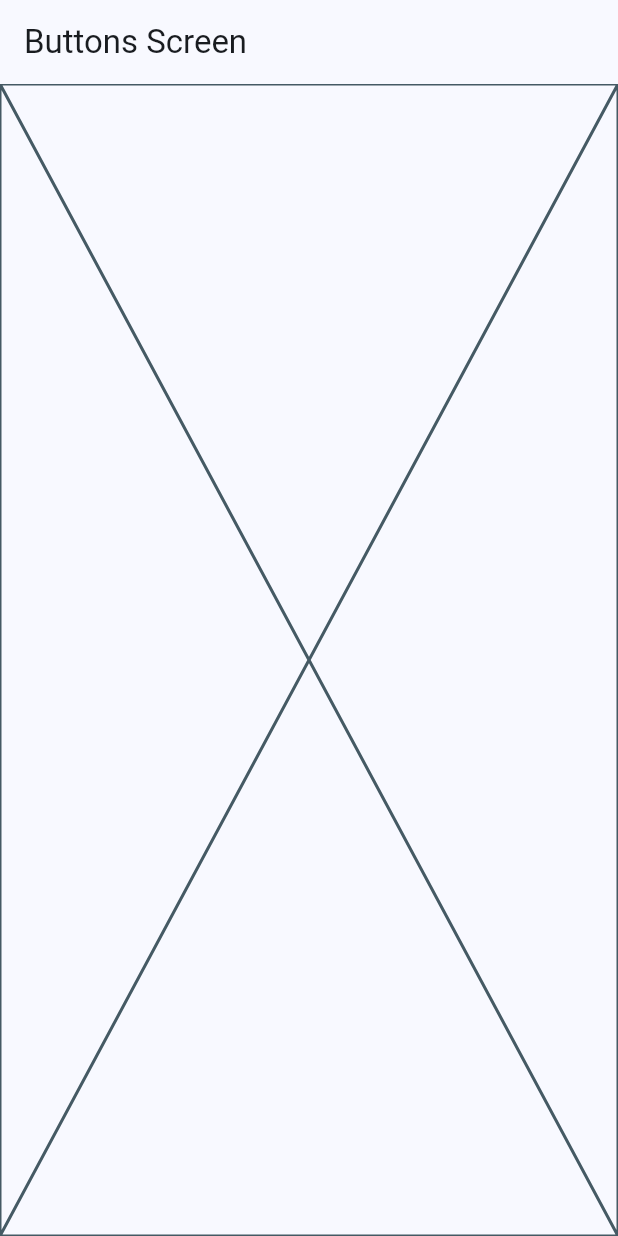
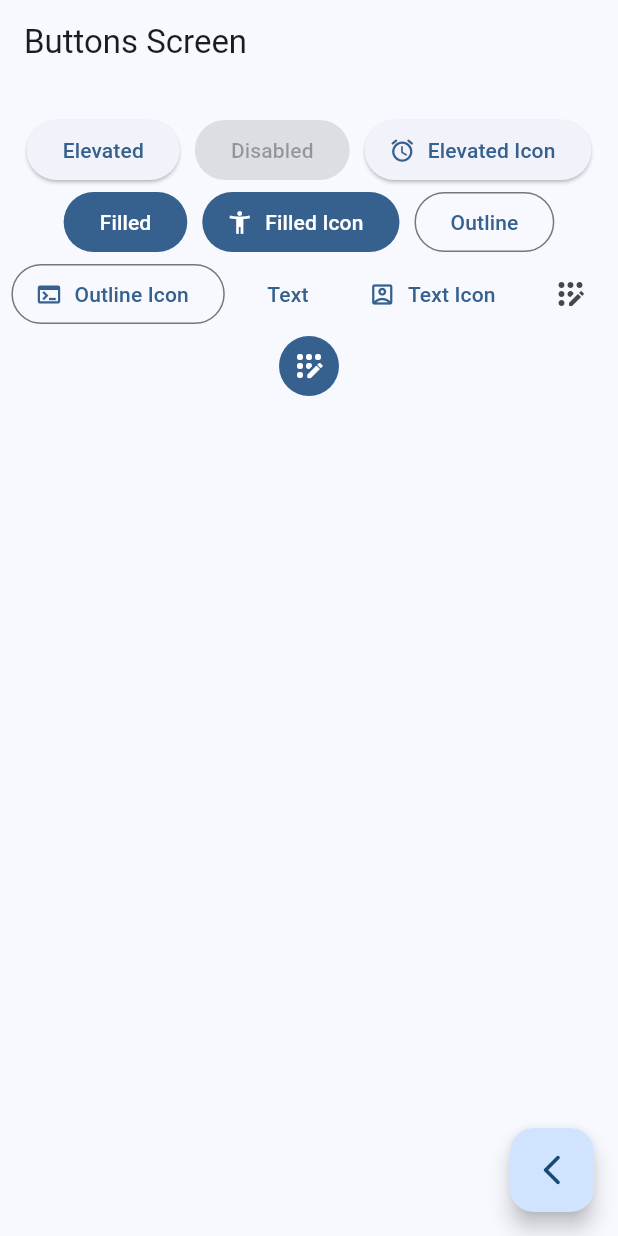
Before and after one commit to EmilioMartel/flutter-widgets-app, a Flutter app: the ButtonsScreen screen opened by its route, on a phone screen of 412 x 824 dp. Run offline on Flutter 3.47's test engine with Material 2 defaults, Android fonts, the phone set to English and light mode, and no system bars; our stand-ins replace go_router.

Commit message:
creando botones preconfigurados

```diff
--- a/lib/presentation/screens/buttons/buttons_screen.dart
+++ b/lib/presentation/screens/buttons/buttons_screen.dart
@@ -1,4 +1,5 @@
 import 'package:flutter/material.dart';
+import 'package:go_router/go_router.dart';
 
 class ButtonsScreen extends StatelessWidget {
 
@@ -12,7 +13,85 @@ class ButtonsScreen extends StatelessWidget {
       appBar: AppBar(
         title: const Text('Buttons Screen'),
       ),
-      body: const Placeholder(),
+      body: const _ButtonsView(),
+      floatingActionButton: FloatingActionButton(
+        child: const Icon(Icons.arrow_back_ios_new_rounded),
+        onPressed: () {
+          context.pop();
+        },
+      ),
     );
   }
 }
+
+class _ButtonsView extends StatelessWidget {
+  const _ButtonsView();
+
+  @override
+  Widget build(BuildContext context) {
+
+    final colors = Theme.of(context).colorScheme;
+
+    return SizedBox(
+      width: double.infinity,
+      child: Padding(
+        padding: const EdgeInsets.symmetric(
+          horizontal: 3,
+          vertical: 20
+        ),
+        child: Wrap(
+          spacing: 10,
+          alignment: WrapAlignment.center,
+          children: [
+            ElevatedButton(onPressed: () {}, child: const Text('Elevated')),
+            const ElevatedButton(onPressed: null, child: Text('Disabled')),
+            ElevatedButton.icon(
+              onPressed: (){} ,
+              icon: const Icon(Icons.access_alarm_rounded),
+              label: const Text('Elevated Icon')
+            ),
+
+            FilledButton(onPressed: (){}, child: const Text('Filled')),
+
+            FilledButton.icon(
+              onPressed: (){},
+              icon: const Icon(Icons.accessibility_new),
+              label: const Text('Filled Icon')),
+
+            OutlinedButton(onPressed: (){}, child: const Text('Outline')),
+
+            OutlinedButton.icon(
+              onPressed: (){},
+              icon: const Icon(Icons.terminal),
+              label: const Text('Outline Icon')
+            ),
+
+            TextButton(onPressed: (){}, child: const Text('Text')),
+            TextButton.icon(
+              onPressed: (){},
+              icon: const Icon(Icons.account_box_outlined),
+              label: const Text('Text Icon')
+            ),
+
+            //todo:custom button
+
+
+            IconButton(onPressed: (){}, icon: const Icon(Icons.app_registration_rounded)),
+            IconButton(
+              onPressed: (){},
+              icon: const Icon(Icons.app_registration_rounded),
+              style: ButtonStyle(
+                backgroundColor: MaterialStatePropertyAll(colors.primary),
+                iconColor: const MaterialStatePropertyAll(Colors.white),
+              ),
+            ),
+
+
+
+
+          ],
+        ),
+      ),
+    );
+  }
+}
--- a/lib/presentation/screens/home/home_screen.dart
+++ b/lib/presentation/screens/home/home_screen.dart
@@ -1,7 +1,6 @@
 import 'package:flutter/material.dart';
 import 'package:go_router/go_router.dart';
 import 'package:widgets_app/config/menu/menu_items.dart';
-import 'package:widgets_app/presentation/screens/cards/cards_screen.dart';
 
 
 class HomeScreen extends StatelessWidget {
@@ -67,7 +66,6 @@ class _CustomListTile extends StatelessWidget {
 
         context.push( menuItem.link );
       },
-      splashColor: Colors.amber,
 
     );
   }
```
